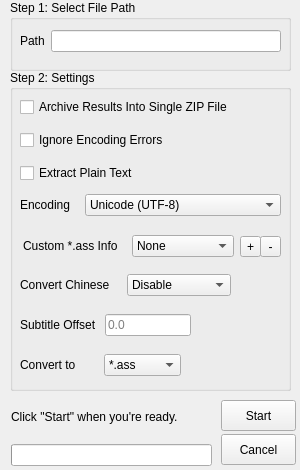
First picture: the form in src/ui/transub.ui, repository Gatorix/Final-Project, before the edit.
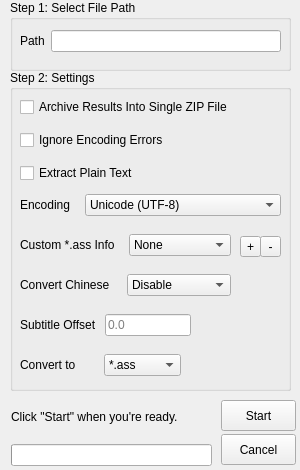
Second picture: the form after the edit.

Commit message: adj main ui

What changed in the file:
```diff
--- a/src/ui/transub.ui
+++ b/src/ui/transub.ui
@@ -209,10 +209,10 @@
    <widget class="QWidget" name="layoutWidget">
     <property name="geometry">
      <rect>
-      <x>13</x>
-      <y>165</y>
+      <x>10</x>
+      <y>160</y>
       <width>211</width>
-      <height>23</height>
+      <height>31</height>
      </rect>
     </property>
     <layout class="QGridLayout" name="gridLayout_7">
```
The commit also changes 1 other file.
